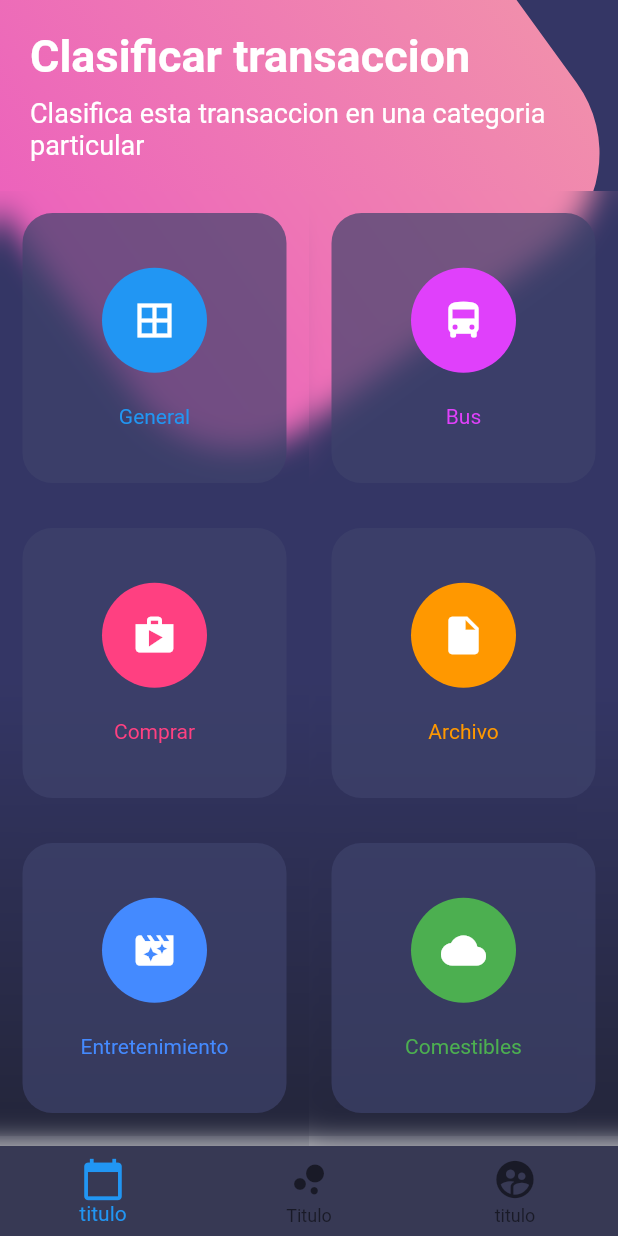
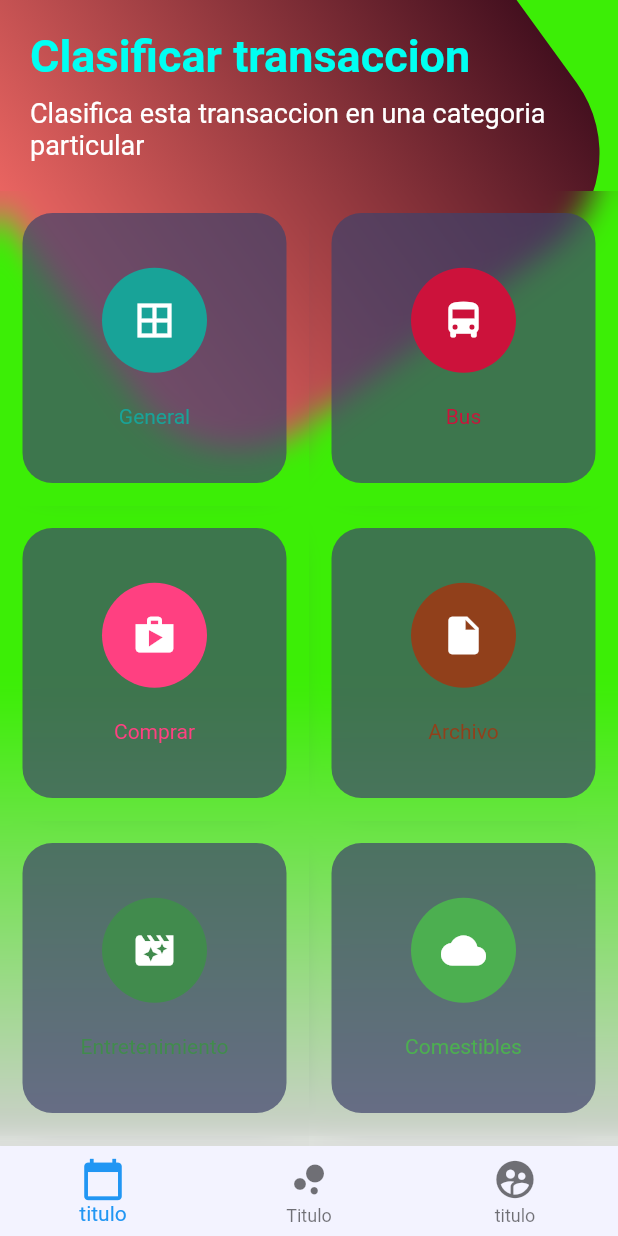
Before and after one commit to misrratp/disenosflutter, a Flutter app: the BotonesPage screen opened by its route, on a phone screen of 412 x 824 dp. Run offline on Flutter 3.47's test engine with Material 2 defaults, Android fonts, the phone set to English and light mode, and no system bars; network calls fail.

Commit message:
botones colors

```diff
--- a/lib/src/pages/botones_page.dart
+++ b/lib/src/pages/botones_page.dart
@@ -41,8 +41,8 @@ class BotonesPage extends StatelessWidget {
               begin: FractionalOffset(0.0, 0.6),
               end: FractionalOffset(0.0, 1.0),
               colors: [
-            Color.fromRGBO(52, 54, 101, 1.0),
-            Color.fromRGBO(35, 37, 57, 1.0)
+                Color.fromARGB(255, 60, 238, 6),
+                Color.fromARGB(255, 207, 207, 207)
               ]
           )
       ),
@@ -58,8 +58,8 @@ class BotonesPage extends StatelessWidget {
               borderRadius: BorderRadius.circular(80.0),
               gradient: LinearGradient(
                   colors: [
-              Color.fromRGBO(236, 98, 188, 1.0),
-              Color.fromRGBO(241, 142, 172, 1.0)
+                    Color.fromARGB(255, 236, 102, 98),
+                    Color.fromARGB(255, 68, 16, 31)
                   ]
               )
           ),
@@ -86,9 +86,9 @@ class BotonesPage extends StatelessWidget {
         child: Column(
           crossAxisAlignment: CrossAxisAlignment.start,
           children: <Widget>[
-            Text('Clasificar transaccion', style: TextStyle( color: Colors.white, fontSize: 30.0, fontWeight: FontWeight.bold )),
+            Text('Clasificar transaccion', style: TextStyle( color: Color.fromARGB(255, 0, 255, 242), fontSize: 30.0, fontWeight: FontWeight.bold )),
             SizedBox( height: 10.0 ),
-            Text('Clasifica esta transaccion en una categoria particular', style: TextStyle( color: Colors.white, fontSize: 18.0 )),
+            Text('Clasifica esta transaccion en una categoria particular', style: TextStyle( color: Color.fromARGB(255, 255, 255, 255), fontSize: 18.0 )),
           ],
         ),
       ),
@@ -100,8 +100,8 @@ class BotonesPage extends StatelessWidget {
 
     return Theme(
       data: Theme.of(context).copyWith(
-        canvasColor: Color.fromRGBO(55, 57, 84, 1.0),
-        primaryColor: Colors.pinkAccent,
+          canvasColor: Color.fromARGB(255, 243, 243, 255),
+          primaryColor: Color.fromARGB(255, 0, 0, 0),
           textTheme: Theme.of(context).textTheme
               .copyWith( caption: TextStyle( color: Color.fromRGBO(116, 117, 152, 1.0) ) )
       ),
@@ -133,19 +133,19 @@ class BotonesPage extends StatelessWidget {
       children: [
         TableRow(
             children: [
-            _crearBotonRedondeado( Colors.blue, Icons.border_all, 'General' ),
-            _crearBotonRedondeado( Colors.purpleAccent, Icons.directions_bus, 'Bus' ),
+              _crearBotonRedondeado( Color.fromARGB(255, 24, 163, 152), Icons.border_all, 'General' ),
+              _crearBotonRedondeado( Color.fromARGB(255, 204, 18, 59), Icons.directions_bus, 'Bus' ),
             ]
         ),
         TableRow(
             children: [
               _crearBotonRedondeado( Colors.pinkAccent, Icons.shop, 'Comprar' ),
-            _crearBotonRedondeado( Colors.orange, Icons.insert_drive_file, 'Archivo' ),
+              _crearBotonRedondeado( Color.fromARGB(255, 145, 64, 27), Icons.insert_drive_file, 'Archivo' ),
             ]
         ),
         TableRow(
             children: [
-            _crearBotonRedondeado( Colors.blueAccent, Icons.movie_filter, 'Entretenimiento' ),
+              _crearBotonRedondeado( Color.fromARGB(255, 65, 139, 77), Icons.movie_filter, 'Entretenimiento' ),
               _crearBotonRedondeado( Colors.green, Icons.cloud, 'Comestibles' ),
             ]
         ),
--- a/lib/src/pages/scroll_page.dart
+++ b/lib/src/pages/scroll_page.dart
@@ -34,7 +34,7 @@ class ScrollPage extends StatelessWidget {
     return Container(
       width: double.infinity,
       height: double.infinity,
-      color: Color.fromRGBO(108, 192, 218, 1.0),
+      color: Color.fromARGB(255, 233, 54, 0),
     );
 
   }
```
Lines whose indentation alone changed are shown as unchanged.
